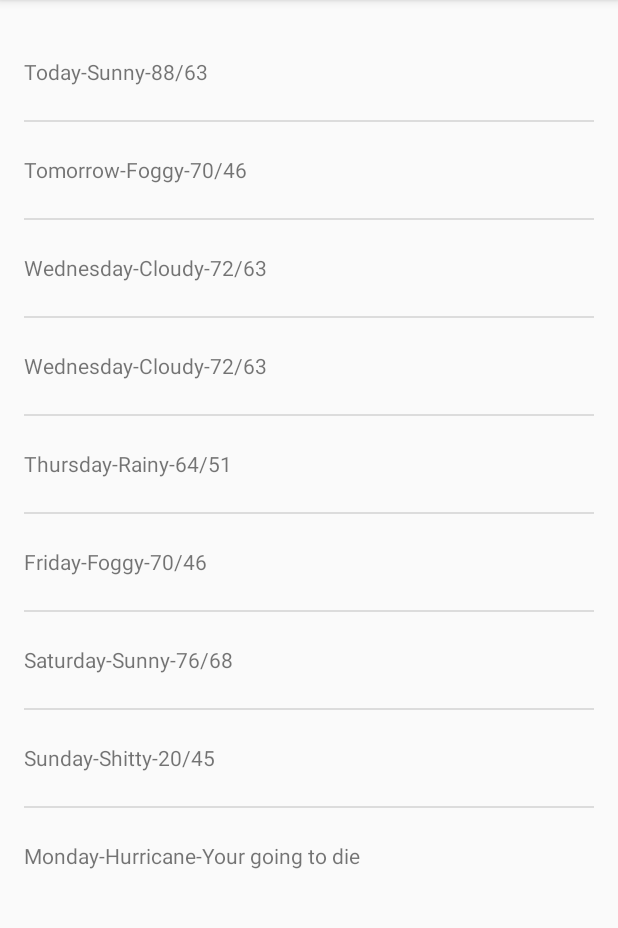
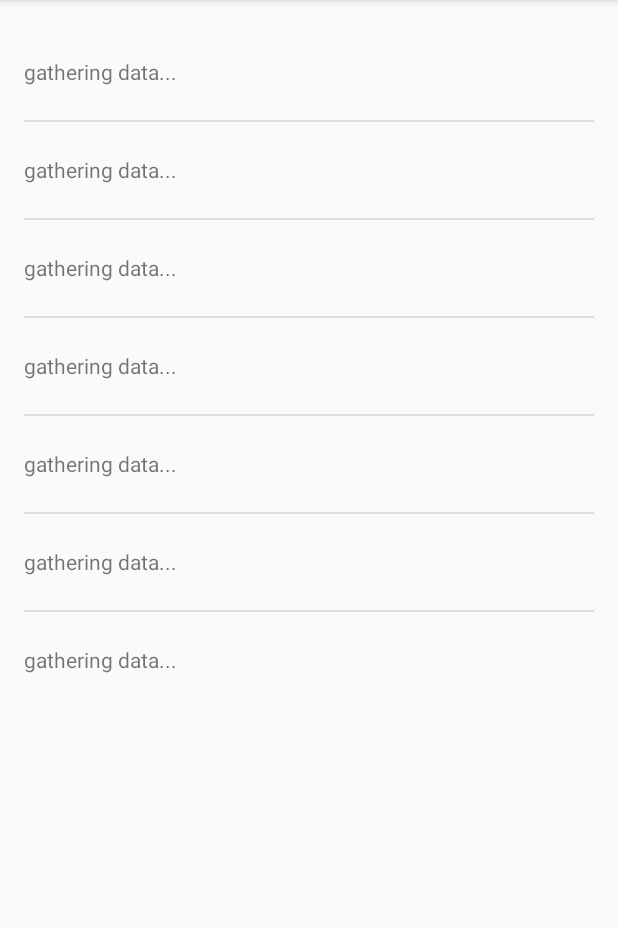
Before and after one commit to mnasty/Sunshine, an Android app: the screen it shows after launch (MainActivity), on a phone screen of 412 x 824 dp, the part 84-1012 px from its top. Run offline under Robolectric (Android 15) with nearby library versions, the phone set to English and light mode, and no system bars; 3 statements that could not run were skipped.

Commit message:
you can now see real-time data on the UI

```diff
--- a/Sunshine-Version-2/app/src/main/java/com/example/android/sunshine/app/ForecastFragment.java
+++ b/Sunshine-Version-2/app/src/main/java/com/example/android/sunshine/app/ForecastFragment.java
@@ -25,6 +25,8 @@ import org.json.JSONArray;
 import android.text.format.Time;
 import java.text.SimpleDateFormat;
 
+import java.util.List;
+
 import java.io.BufferedReader;
 import java.io.IOException;
 import java.io.InputStream;
@@ -38,7 +40,7 @@ import java.util.Arrays;
 public class ForecastFragment extends Fragment {
     private ArrayAdapter<String> mForecastAdapter;
 
-    public ForecastFragment() {
+    public void ForecastFragment() {
     }
 
     @Override
@@ -63,7 +65,6 @@ public class ForecastFragment extends Fragment {
         //noinspection SimplifiableIfStatement
         if (id == R.id.action_refresh) {
             FetchWeatherTask f = new FetchWeatherTask();
-            //f.doInBackground();
             f.execute("63101");
             return true;
         }
@@ -75,13 +76,11 @@ public class ForecastFragment extends Fragment {
                              Bundle savedInstanceState) {
         View rootView = inflater.inflate(R.layout.fragment_main, container, false);
 
-        ArrayList<String> strings = new ArrayList<>(Arrays.asList("Today-Sunny-88/63",
-                "Tomorrow-Foggy-70/46", "Wednesday-Cloudy-72/63", "Wednesday-Cloudy-72/63",
-                "Thursday-Rainy-64/51", "Friday-Foggy-70/46", "Saturday-Sunny-76/68",
-                "Sunday-Shitty-20/45", "Monday-Hurricane-Your going to die"));
+        FetchWeatherTask f = new FetchWeatherTask();
+        f.execute("63101");
 
-        mForecastAdapter = new ArrayAdapter<>(getActivity(),
-                R.layout.list_item_forecast, R.id.list_item_forecast_textview, strings);
+        List<String> nullForecastList = new ArrayList<>(Arrays.asList("gathering data...", "gathering data...", "gathering data...", "gathering data...", "gathering data...", "gathering data...", "gathering data..."));
+        mForecastAdapter = new ArrayAdapter<>(getActivity(), R.layout.list_item_forecast, R.id.list_item_forecast_textview, nullForecastList);
 
         ListView listView = (ListView) rootView.findViewById(R.id.listview_forecast);
         listView.setAdapter(mForecastAdapter);
@@ -90,6 +89,8 @@ public class ForecastFragment extends Fragment {
     }
 
     public class FetchWeatherTask extends AsyncTask<String, Void, String[]> {
+
+        int numDays = 7;
 
         private final String LOG_TAG = FetchWeatherTask.class.getSimpleName();
 
@@ -205,8 +206,6 @@ public class ForecastFragment extends Fragment {
             // Will contain the raw JSON response as a string.
             String forecastJsonStr = null;
 
-            int numDays = 7;
-
             try {
                 //Uri.Builder to append the url based on users postal code input
                 Uri.Builder uri = new Uri.Builder();
@@ -261,7 +260,8 @@ public class ForecastFragment extends Fragment {
 
                 Log.v("!!!!", forecastJsonStr);
 
-            } catch (IOException e)
+            }
+            catch (IOException e)
             {
                 Log.e(LOG_TAG, "Error ", e);
                 // If the code didn't successfully get the weather data, there's no point in attemping
@@ -292,8 +292,20 @@ public class ForecastFragment extends Fragment {
                 e.printStackTrace();
             }
             // This will only happen if there was an error getting or parsing the forecast.
+            return null;
+        }
 
-            return null;
+        @Override
+        protected void onPostExecute(String[] result) {
+            super.onPostExecute(result);
+            if (result != null)
+            {
+                mForecastAdapter.clear();
+                for(String dayForecastString : result)
+                {
+                    mForecastAdapter.add(dayForecastString);
+                }
+            }
         }
     }
 }
```
